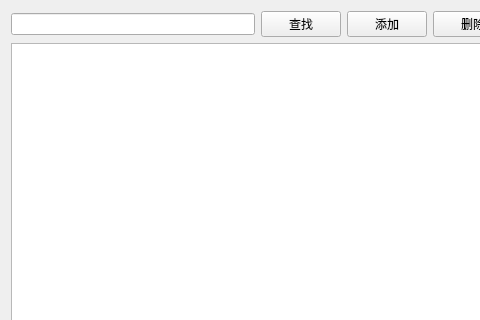
Above: lab3/patientview.ui from suyisora/QtCourse before the change; both pictures show x 0 to 480 and y 0 to 320 of the 610 by 561 pixel window. Below: the same form after it.
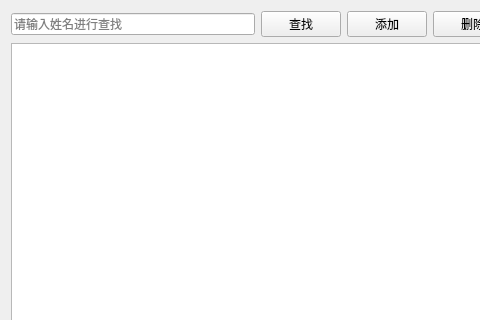
That is the form after the change.

```diff
--- a/lab3/patientview.ui
+++ b/lab3/patientview.ui
@@ -17,7 +17,11 @@
    <item>
     <layout class="QHBoxLayout" name="horizontalLayout">
      <item>
-      <widget class="QLineEdit" name="txtSerch"/>
+      <widget class="QLineEdit" name="txtSerch">
+       <property name="placeholderText">
+        <string>请输入姓名进行查找</string>
+       </property>
+      </widget>
      </item>
      <item>
       <widget class="QPushButton" name="btSerch">
```
